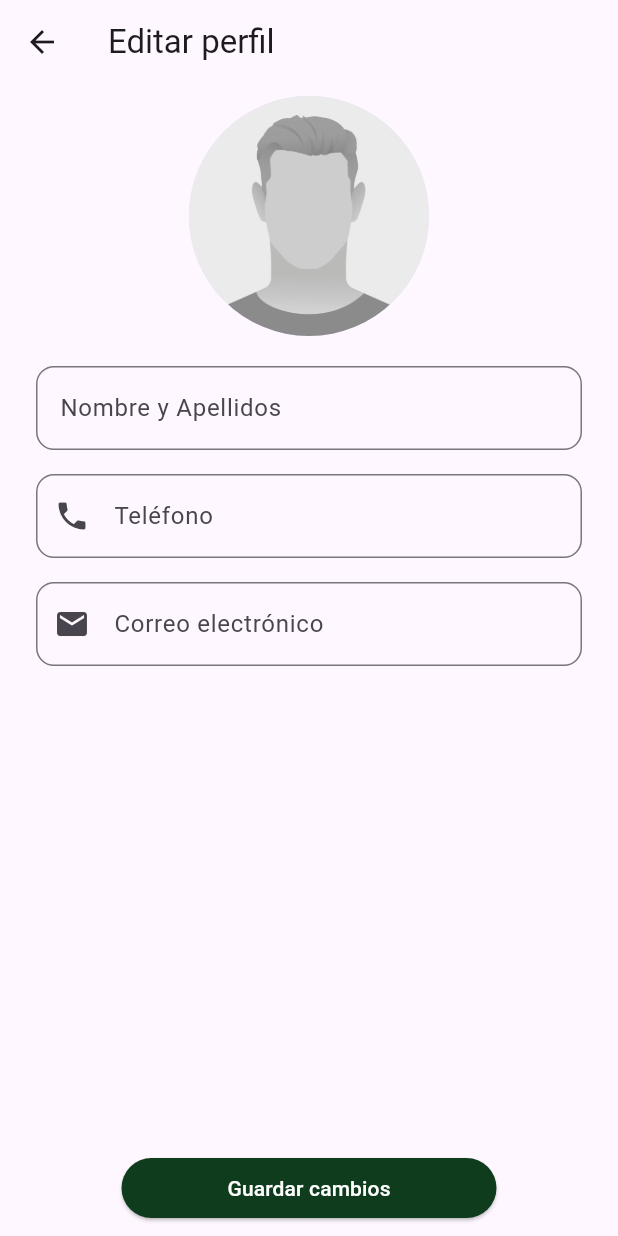
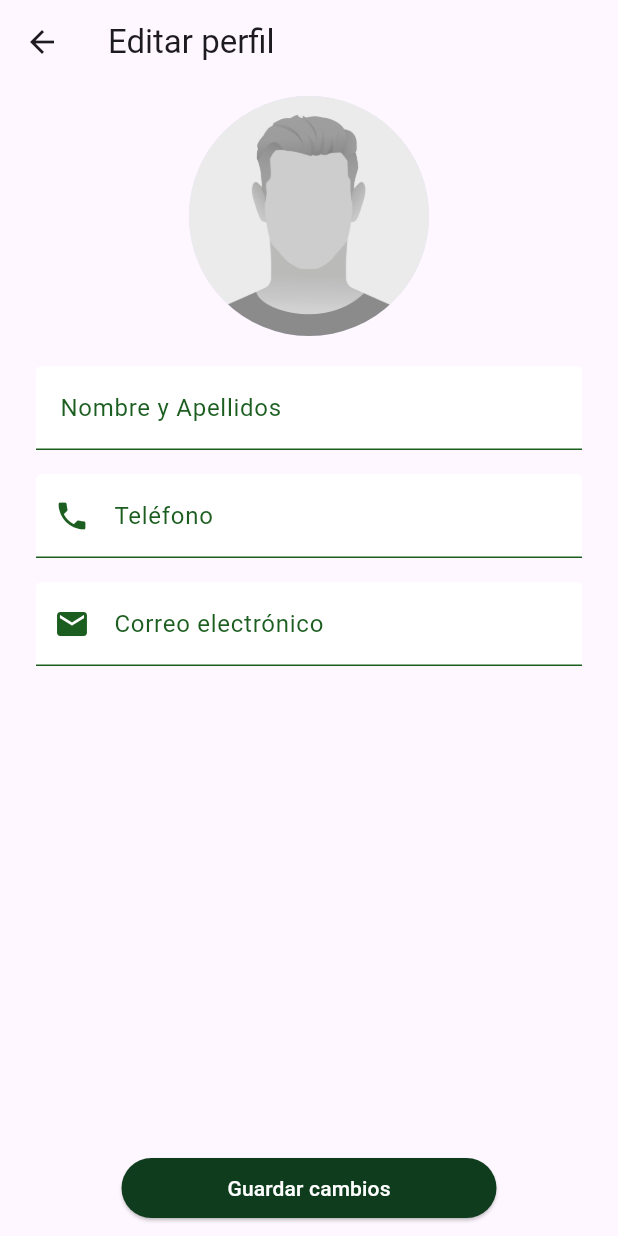
Before and after one commit to marcaixs/kntina_app, a Flutter app: the EditProfilePage screen opened directly, on a phone screen of 412 x 824 dp. Run offline on Flutter 3.47's test engine with Material 3 defaults, Android fonts, the phone set to English and light mode, and no system bars; our stand-ins replace font_awesome_flutter.

Commit message:
feat: replace TextFormField with CustomTextField in EditProfilePage

```diff
--- a/lib/features/profile/edit_profile_page.dart
+++ b/lib/features/profile/edit_profile_page.dart
@@ -1,6 +1,7 @@
 import 'package:flutter/material.dart';
 import 'package:kntina_app/core/widgets/back_appbar.dart';
 import 'package:kntina_app/features/shared/widgets/custom_button.dart';
+import 'package:kntina_app/features/shared/widgets/custom_text_field.dart';
 
 class EditProfilePage extends StatelessWidget {
   const EditProfilePage({super.key});
@@ -27,35 +28,23 @@ class EditProfilePage extends StatelessWidget {
                     child: Column(
                       children: [
 
-                        TextFormField(
-                          decoration: InputDecoration(
-                            labelText: 'Nombre y Apellidos',
-                            border: OutlineInputBorder(
-                              borderRadius: BorderRadius.circular(12),
-                            ),
-                          ),
+                        CustomTextField(
+                          label: 'Nombre y Apellidos',
+
                         ),
                         SizedBox(height: 16),
 
-                        TextFormField(
-                          decoration: InputDecoration(
-                            labelText: 'Teléfono',
-                            border: OutlineInputBorder(
-                              borderRadius: BorderRadius.circular(12),
-                            ),
-                            prefixIcon: Icon(Icons.phone),
-                          ),
+                        CustomTextField(
+                          label: 'Teléfono',
+                          icon: Icons.phone,
+                          keyboardType: TextInputType.phone,
                         ),
                         SizedBox(height: 16),
 
-                        TextFormField(
-                          decoration: InputDecoration(
-                            labelText: 'Correo electrónico',
-                            border: OutlineInputBorder(
-                              borderRadius: BorderRadius.circular(12),
-                            ),
-                            prefixIcon: Icon(Icons.mail),
-                          ),
+                        CustomTextField(
+                          label: 'Correo electrónico',
+                          icon: Icons.mail,
+                          keyboardType: TextInputType.emailAddress,
                         ),
                       ],
                     ),
```
